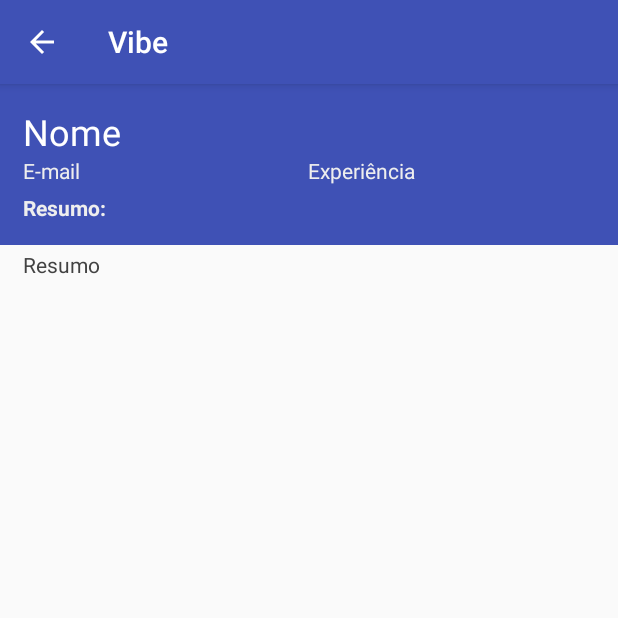
After one commit to gsantosc18/app-vibe, an Android app: the MoreCandidate screen opened directly, with no data from a screen before it, on a phone screen of 412 x 824 dp, the top half of it. The commit adds this screen. Run offline under Robolectric (Android 15) with nearby library versions, the phone set to English and light mode, and no system bars; network calls fail; 1 statement that could not run was skipped.

Commit message:
Versão para a entrega

```diff
--- a/app/src/main/AndroidManifest.xml
+++ b/app/src/main/AndroidManifest.xml
@@ -11,6 +11,7 @@
         android:roundIcon="@mipmap/ic_launcher_round"
         android:supportsRtl="true"
         android:theme="@style/AppTheme">
+        <activity android:name=".MoreCandidate"></activity>
         <activity android:name=".MainActivity">
             <intent-filter>
                 <action android:name="android.intent.action.MAIN" />
@@ -18,7 +19,7 @@
                 <category android:name="android.intent.category.LAUNCHER" />
             </intent-filter>
         </activity>
-        <activity android:name=".ViewJob"></activity>
+        <activity android:name=".ViewJob" />
     </application>
 
 </manifest>
--- /dev/null
+++ b/app/src/main/res/layout/activity_more_candidate.xml
@@ -0,0 +1,92 @@
+<?xml version="1.0" encoding="utf-8"?>
+<LinearLayout xmlns:android="http://schemas.android.com/apk/res/android"
+    xmlns:app="http://schemas.android.com/apk/res-auto"
+    xmlns:tools="http://schemas.android.com/tools"
+    android:layout_width="match_parent"
+    android:layout_height="match_parent"
+    android:orientation="vertical"
+    tools:context=".MoreCandidate">
+
+    <LinearLayout
+        android:layout_width="match_parent"
+        android:layout_height="wrap_content"
+        android:background="@color/colorPrimary"
+        android:orientation="vertical">
+
+        <LinearLayout
+            android:layout_width="match_parent"
+            android:layout_height="match_parent"
+            android:layout_margin="15dp"
+            android:orientation="vertical">
+
+            <LinearLayout
+                android:layout_width="match_parent"
+                android:layout_height="wrap_content"
+                android:orientation="vertical">
+
+                <TextView
+                    android:id="@+id/txtNomeCandidato"
+                    android:layout_width="match_parent"
+                    android:layout_height="wrap_content"
+                    android:text="Nome"
+                    android:textColor="@color/cardview_light_background"
+                    android:textSize="24sp" />
+            </LinearLayout>
+
+            <LinearLayout
+                android:layout_width="match_parent"
+                android:layout_height="wrap_content">
+
+                <TextView
+                    android:id="@+id/txtEmailCandidato"
+                    android:layout_width="190dp"
+                    android:layout_height="wrap_content"
+                    android:textSize="14sp"
+                    android:text="E-mail"
+                    android:textColor="@color/backgrounCard" />
+
+                <TextView
+                    android:id="@+id/txtExperienciaCadidato"
+                    android:layout_width="wrap_content"
+                    android:layout_height="wrap_content"
+                    android:layout_weight="1"
+                    android:textSize="14sp"
+                    android:text="Experiência"
+                    android:textColor="@color/backgrounCard" />
+
+            </LinearLayout>
+
+            <LinearLayout
+                android:layout_width="match_parent"
+                android:layout_height="wrap_content"
+                android:layout_marginTop="5dp"
+                android:orientation="vertical">
+
+                <TextView
+                    android:layout_width="match_parent"
+                    android:layout_height="wrap_content"
+                    android:textSize="14sp"
+                    android:textStyle="bold"
+                    android:text="Resumo:"
+                    android:textColor="@color/backgrounCard" />
+
+            </LinearLayout>
+        </LinearLayout>
+
+    </LinearLayout>
+
+    <LinearLayout
+        android:layout_width="match_parent"
+        android:layout_height="625dp"
+        android:orientation="vertical">
+
+        <TextView
+            android:id="@+id/txtResumoCandidato"
+            android:layout_width="match_parent"
+            android:layout_height="match_parent"
+            android:layout_marginHorizontal="15dp"
+            android:layout_marginVertical="3dp"
+            android:text="Resumo"
+            android:textColor="@color/cardview_dark_background" />
+    </LinearLayout>
+</LinearLayout>
--- a/app/src/main/res/values/colors.xml
+++ b/app/src/main/res/values/colors.xml
@@ -3,5 +3,5 @@
     <color name="colorPrimary">#3F51B5</color>
     <color name="colorPrimaryDark">#303F9F</color>
     <color name="colorAccent">#FF4081</color>
-    <color name="backgrounCard">#eeeeee</color>
+    <color name="backgrounCard">#EEEEEE</color>
 </resources>
--- a/app/src/main/res/values/strings.xml
+++ b/app/src/main/res/values/strings.xml
@@ -1,3 +1,4 @@
 <resources>
     <string name="app_name">Vibe</string>
+    <string name="candidatos_vaga">Candidátos a Vaga</string>
 </resources>
```
Also changed, not shown: app/src/main/java/vibe/com/br/vibe/MainActivity.java (+4 -4 lines), app/src/main/java/vibe/com/br/vibe/MoreCandidate.java (added, +82 -0 lines), app/src/main/java/vibe/com/br/vibe/ViewJob.java (+55 -14 lines), app/src/main/java/vibe/com/br/vibe/model/Candidate.java (+18 -0 lines), app/src/main/java/vibe/com/br/vibe/model/JobRequest.java (+32 -12 lines), app/src/main/java/vibe/com/br/vibe/model/Json.java (+76 -25 lines), app/src/main/res/layout/activity_view_job.xml (+81 -9 lines).
